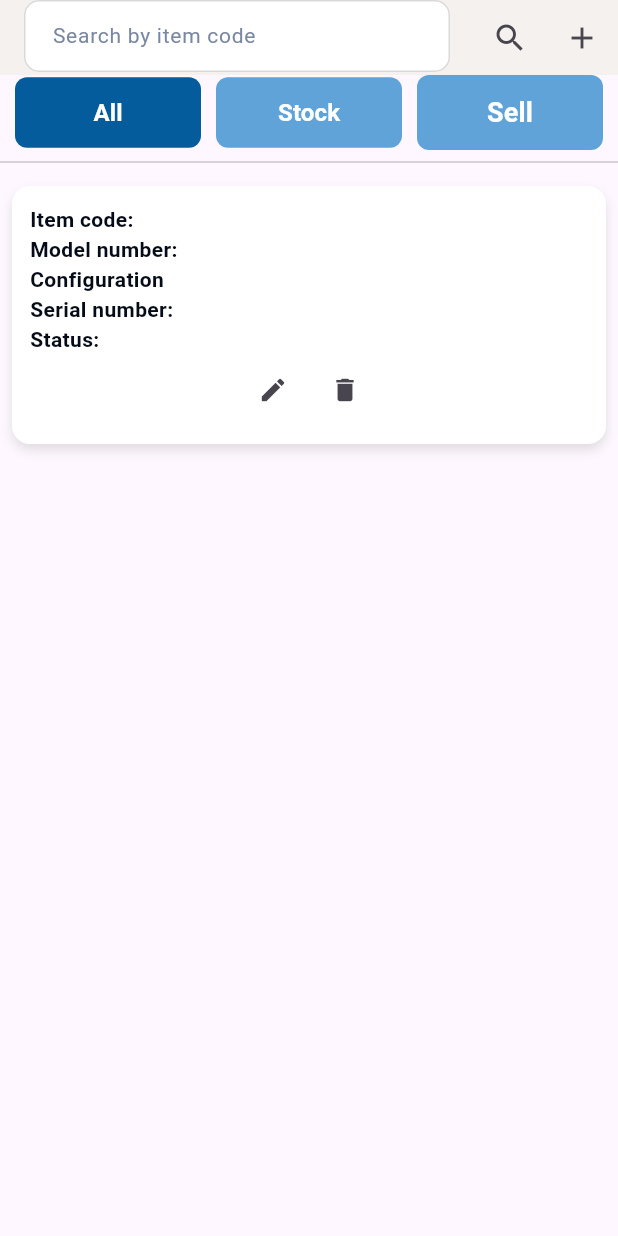
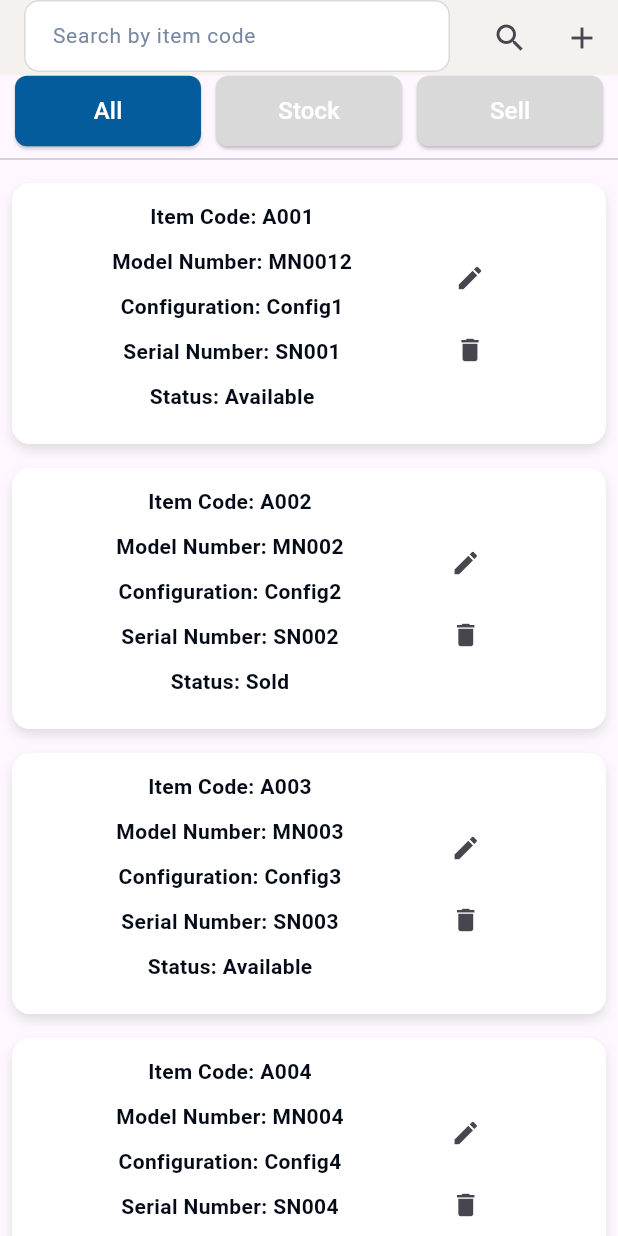
Before and after one commit to Vyzion-Innovation/Inventory-Flutter-MobileApp, a Flutter app: the InventoriesScreen screen opened directly, after a tap on the "search" icon, on a phone screen of 412 x 824 dp. Run offline on Flutter 3.47's test engine with Material 3 defaults, Android fonts, the light colour scheme and no system bars; our stand-ins replace get, progress_dialog_null_safe, shared_preferences; accounts and stored records are empty; Roboto replaces fonts that are missing (poppoins).

Commit message:
new work

```diff
--- a/lib/Inventory/Controller/inventory_controller.dart
+++ b/lib/Inventory/Controller/inventory_controller.dart
@@ -10,7 +10,7 @@ class InventoriesController extends GetxController {
   TextEditingController searchController = TextEditingController();
    var inventoryList = [  {
         'itemCode': 'A001',
-        'ModelNumber': 'MN001',
+        'ModelNumber': 'MN0012',
         'configuration': 'Config1',
         'serialNumber': 'SN001',
         'status': 'Available',
--- a/lib/Inventory/view/inventory_screen.dart
+++ b/lib/Inventory/view/inventory_screen.dart
@@ -1,17 +1,14 @@
 import 'package:flutter/material.dart';
 import 'package:get/get.dart';
-import 'package:get/get_core/src/get_main.dart';
-import 'package:inventoryappflutter/AddInventory/View/add_inventory.dart';
 import 'package:inventoryappflutter/Constant/appStrings.dart';
 import 'package:inventoryappflutter/Constant/app_colors.dart';
-import 'package:inventoryappflutter/Extension/form_validator.dart';
 import 'package:inventoryappflutter/Inventory/Controller/inventory_controller.dart';
-import 'package:inventoryappflutter/common/app_common_appbar.dart';
-import 'package:inventoryappflutter/common/app_common_button.dart';
+import 'package:inventoryappflutter/common/build_card.dart';
 import 'package:inventoryappflutter/common/app_text.dart';
-import 'package:inventoryappflutter/common/build_card.dart';
 import 'package:inventoryappflutter/common/common_text_button.dart';
 import 'package:inventoryappflutter/common/customTextField.dart';
+
+import '../../common/app_common_appbar.dart';
 
 class InventoriesScreen extends StatelessWidget {
   final InventoriesController controller = Get.put(InventoriesController());
@@ -48,192 +45,174 @@ class InventoriesScreen extends StatelessWidget {
               ),
             )
           ]),
-      body: ListView(
+      body: Column(
         children: [
           filterButtons(),
-          Divider(),
-          inventoryListView(),
-
-
+          const Divider(),
+          Expanded(child: inventoryListBuilder()),
         ],
       ),
     );
   }
 
-  Widget inventoryListView() {
-    return Padding(
-      padding: const EdgeInsets.all(8.0),
-      child: CommonCard(
-        padding: EdgeInsets.all(12),
-        onTap: () {
-           controller.addItem();
+  Widget inventoryListBuilder() {
+    return Obx(() {
+      if (controller.inventoryList.isEmpty) {
+        return const Center(child: Text('No data available'));
+      }
+      return ListView.builder(
+        itemCount: controller.inventoryList.length,
+        itemBuilder: (context, index) {
+          final profile = controller.inventoryList[index];
+          return inventoryItemCard(profile);
         },
-        additionalWidgets:  [
-
-          AppText('Item code:', fontWeight: FontWeight.bold , fontSize: 14,),
-         SizedBox(width: 10,),
-          AppText('Model number:', fontWeight: FontWeight.bold, fontSize: 14,),
-           SizedBox(width: 10,),
-          AppText('Configuration', fontWeight: FontWeight.bold, fontSize: 14,),
-           SizedBox(width: 10,),
-          AppText('Serial number:', fontWeight: FontWeight.bold, fontSize: 14,),
-           SizedBox(width: 10,),
-          AppText('Status:', fontWeight: FontWeight.bold ,fontSize: 14,),
-           SizedBox(width: 10,),
-           Row(
-            mainAxisAlignment: MainAxisAlignment.center, children: [
-             IconButton(
-            icon: const Icon(Icons.edit, size: 20),
-            onPressed: controller.editItem,
-          ),
-          IconButton(
-            icon: const Icon(Icons.delete, size: 20),
-            onPressed: controller.deleteItem,
-          ),
-           ],)
-
-        ],
-      ),
-    );
+      );
+    });
   }
 
+  Widget inventoryItemCard(dynamic profile) {
+  return Padding(
+    padding: const EdgeInsets.all(8.0),
+    child: CommonCard(
+      padding: const EdgeInsets.all(12),
+      onTap: () {
+        print("Card clicked for item code: ${profile['itemCode']}");
+      },
+      additionalWidgets: [
+        Row(
+          mainAxisAlignment: MainAxisAlignment.spaceEvenly,
+          children: [
+           Column(children: [
+        AppText('Item Code: ${profile['itemCode'] ?? ""}',
+          fontWeight: FontWeight.bold, fontSize: 14),
+        const SizedBox(height: 10),
+        AppText('Model Number: ${profile['ModelNumber'] ?? ""}',
+          fontWeight: FontWeight.bold, fontSize: 14),
+        const SizedBox(height: 10),
+        AppText('Configuration: ${profile['configuration'] ?? ""}',
+          fontWeight: FontWeight.bold, fontSize: 14),
+        const SizedBox(height: 10),
+        AppText('Serial Number: ${profile['serialNumber'] ?? ""}',
+          fontWeight: FontWeight.bold, fontSize: 14),
+        const SizedBox(height: 10),
+        AppText('Status: ${profile['status'] ?? ""}',
+          fontWeight: FontWeight.bold, fontSize: 14),
+        const SizedBox(height: 10),
+
+      ],
+    ),
+     Column(
+
+          children: [
+            IconButton(
+              icon: const Icon(Icons.edit, size: 20),
+              onPressed: controller.editItem,
+            ),
+            IconButton(
+              icon: const Icon(Icons.delete, size: 20),
+              onPressed: controller.deleteItem,
+            ),
+          ],
+        ),
+        ])
+    ],)
+  );
+}
+
   Widget filterButtons() {
-    return Row(
+  return Padding(
+    padding: const EdgeInsets.symmetric(horizontal: 10.0),
+    child: Row(
       mainAxisAlignment: MainAxisAlignment.spaceBetween,
       children: [
-        SizedBox(
-          width: 10,
-        ),
         Obx(() => Expanded(
-              child: CustomTextButton(
-                title: 'All',
+              child: ElevatedButton(
                 onPressed: () {
                   controller.selectedButton.value = 'All';
                   controller.fetchInventoryList(filterType: 'All');
                 },
-                textColor: Colors.white,
-                selected: controller.selectedButton.value == 'All',
+                style: ElevatedButton.styleFrom(
+                  backgroundColor: controller.selectedButton.value == 'All'
+                      ? AppColors.primaryColor // Use active color
+                      : AppColors.greyColor, // Inactive color
+                  padding: const EdgeInsets.symmetric(vertical: 12),
+                  shape: RoundedRectangleBorder(
+                    borderRadius: BorderRadius.circular(8),
+                  ),
+                ),
+                child: Text(
+                  inevontryTextStrings.btnTextALL,
+                  style: TextStyle(
+                    color: Colors.white,
+                    fontSize: 16,
+                  ),
+                ),
               ),
             )),
-        SizedBox(
-          width: 10,
-        ),
+        const SizedBox(width: 10),
         Obx(() => Expanded(
-              child: CustomTextButton(
-                title: 'Stock',
+              child: ElevatedButton(
                 onPressed: () {
                   controller.selectedButton.value = 'Stock';
                   controller.fetchInventoryList(filterType: 'Stock');
                 },
-                textColor: Colors.white,
-                selected: controller.selectedButton.value == 'Stock',
+                style: ElevatedButton.styleFrom(
+                  backgroundColor: controller.selectedButton.value == 'Stock'
+                      ? AppColors.primaryColor
+                      : AppColors.greyColor,
+                  padding: const EdgeInsets.symmetric(vertical: 12),
+                  shape: RoundedRectangleBorder(
+                    borderRadius: BorderRadius.circular(8),
+                  ),
+                ),
+                child: Text(
+                  inevontryTextStrings.btnTextStock,
+                  style: TextStyle(
+                    color: Colors.white,
+                    fontSize: 16,
+                  ),
+                ),
               ),
             )),
-        SizedBox(
-          width: 10,
-        ),
+        const SizedBox(width: 10),
         Obx(() => Expanded(
-              child: CustomTextButton(
-                title: 'Sell',
+              child: ElevatedButton(
                 onPressed: () {
                   controller.selectedButton.value = 'Sell';
                   controller.fetchInventoryList(filterType: 'Sell');
                 },
-                textColor: Colors.white,
-                fontSize: 18.0,
-                selected: controller.selectedButton.value == 'Sell',
+                style: ElevatedButton.styleFrom(
+                  backgroundColor: controller.selectedButton.value == 'Sell'
+                      ? AppColors.primaryColor
+                      : AppColors.greyColor,
+                  padding: const EdgeInsets.symmetric(vertical: 12),
+                  shape: RoundedRectangleBorder(
+                    borderRadius: BorderRadius.circular(8),
+                  ),
+                ),
+                child: Text(
+                  inevontryTextStrings.btnTextsell,
+                  style: TextStyle(
+                    color: Colors.white,
+                    fontSize: 16,
+                  ),
+                ),
               ),
             )),
-        SizedBox(
-          width: 10,
-        )
       ],
-    );
-  }
+    ),
+  );
+}
+
 
   Widget searchBar() {
     return SizedBox(
       height: 50,
       child: CustomTextField(
-        hintText: "Search by item code",
+        hintText: inevontryTextStrings.Searchhint,
         controller: controller.searchController,
         borderSide: const BorderSide(color: AppColors.greyColor, width: 1.0),
-
-        // validator: FieldValidator.validateConfiguration,
       ),
     );
   }
-
-  Widget inventoryListBuilder() {
-    return Expanded(
-      child: Obx(() {
-        if (controller.filteredInventory.isEmpty) {
-          return const Center(child: Text('No data available'));
-        }
-        return ListView.builder(
-          itemCount: controller.filteredInventory.length,
-          itemBuilder: (context, index) {
-            final profile = controller.filteredInventory[index];
-            return inventoryItemRow(profile);
-          },
-        );
-      }),
-    );
-  }
-
-  Widget inventoryItemRow(dynamic profile) {
-    return Row(mainAxisAlignment: MainAxisAlignment.spaceEvenly, children: [
-      Expanded(child: Text(profile.itemCode ?? "")),
-      Expanded(child: Text(profile.ModelNumber ?? "")),
-      Expanded(child: Text(profile.configuration ?? "")),
-      Expanded(child: Text(profile.serialNumber ?? "")),
-      Expanded(child: Text(profile.status ?? "")),
-      Column(children: [
-        IconButton(
-          icon: const Icon(Icons.edit, size: 16),
-          onPressed: controller.editItem,
-        ),
-        IconButton(
-          icon: const Icon(Icons.delete, size: 16),
-          onPressed: controller.deleteItem,
-        ),
-      ])
-    ]);
-  }
-   Widget inventoryRow() {
-    return SizedBox(
-      height: 50,
-      child: ListView(
-        scrollDirection: Axis.horizontal,
-        children:  [
-           SizedBox(width: 10,),
-      Expanded(child: Text( "000581sdss14")),
-       SizedBox(width: 10,),
-      Expanded(child: Text( "bsdhcvxc5699")),
-       SizedBox(width: 10,),
-      Expanded(child: Text( " apple[pv.lty]")),
-       SizedBox(width: 10,),
-      Expanded(child: Text( "05884")),
-       SizedBox(width: 10,),
-      Expanded(child: Text( "sell")),
-       SizedBox(width: 10,),
-      Expanded(
-        child: Column(children: [
-          Expanded(
-            child: IconButton(
-              icon:  Icon(Icons.edit, size: 16),
-              onPressed: controller.editItem,
-            ),
-          ),
-          Expanded(
-            child: IconButton(
-              icon: const Icon(Icons.delete, size: 16),
-              onPressed: controller.deleteItem,
-            ),
-          ),
-        ]),
-      )
-    ])
-      );
-  }
 }
--- a/lib/Repair/Controller/repair controller.dart
+++ b/lib/Repair/Controller/repair controller.dart
@@ -3,17 +3,52 @@ import 'package:get/get.dart';
 import 'package:inventoryappflutter/AddInventory/View/add_inventory.dart';
 
 class RepairController extends GetxController {
-  var filteredInventory = [].obs; // To store filtered items
-  var allInventory = [].obs; // To store all items
+  var filteredRepair = [].obs; // To store filtered items
+  var allRepairList = [].obs; // To store all items
   var selectedButton = 'All'.obs;
   var isSearching = false.obs;
   TextEditingController searchController = TextEditingController();
+   var repairList = [  {
+        'itemCode': 'A001',
+        'ModelNumber': 'MN0012',
+        'configuration': 'Config1',
+        'serialNumber': 'SN001',
+        'status': 'Available',
+      },
+      {
+        'itemCode': 'A002',
+        'ModelNumber': 'MN002',
+        'configuration': 'Config2',
+        'serialNumber': 'SN002',
+        'status': 'Sold',
+      },
+      {
+        'itemCode': 'A003',
+        'ModelNumber': 'MN003',
+        'configuration': 'Config3',
+        'serialNumber': 'SN003',
+        'status': 'Available',
+      },
+      {
+        'itemCode': 'A004',
+        'ModelNumber': 'MN004',
+        'configuration': 'Config4',
+        'serialNumber': 'SN004',
+        'status': 'Out of stock',
+      },
+      {
+        'itemCode': 'A005',
+        'ModelNumber': 'MN005',
+        'configuration': 'Config5',
+        'serialNumber': 'SN005',
+        'status': 'Sold',
+      },].obs;
 
   @override
   void onInit() {
     super.onInit();
-    searchController.addListener(filterInventory);
-    fetchInventoryList(); // Placeholder for fetching inventory
+    searchController.addListener(filterRepairList);
+    fetchRepairList(); // Fetch or simulate fetching inventory
   }
 
   @override
@@ -21,27 +56,24 @@ class RepairController extends GetxController {
     searchController.dispose();
     super.onClose();
   }
+
   void toggleSearch() {
     isSearching.value = !isSearching.value; // Toggle search state
   }
 
+  void fetchRepairList({String filterType = 'All'}) {
+    // Static data for testing purposes
 
-  void fetchInventoryList({String filterType = 'All'}) {
-    // Placeholder for fetching inventory list
+
   }
 
-  void filterInventory() {
-    String query = searchController.text.toLowerCase();
-    if (query.isNotEmpty) {
-      // Implement filtering logic
-    } else {
-      // Reset to all inventory
-    }
+  void filterRepairList() {
+
   }
 
   void addItem() {
-  Get.to(() => InventoryFormScreen());
-}
+    Get.to(() => InventoryFormScreen());
+  }
 
   void editItem() {
     // Placeholder for editing item logic
```
Also changed, not shown: lib/Repair/View/repair_screen.dart (+15 -107 lines), lib/common/filter_button.dart (added, +43 -0 lines).
